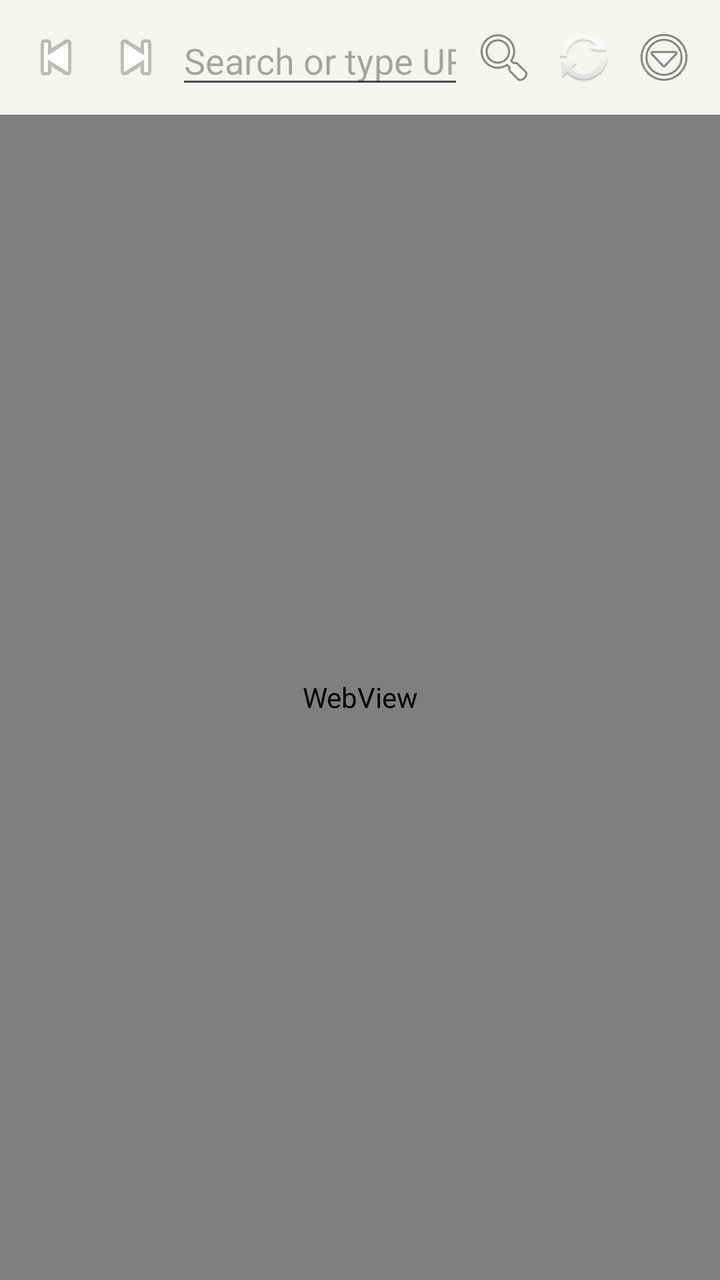
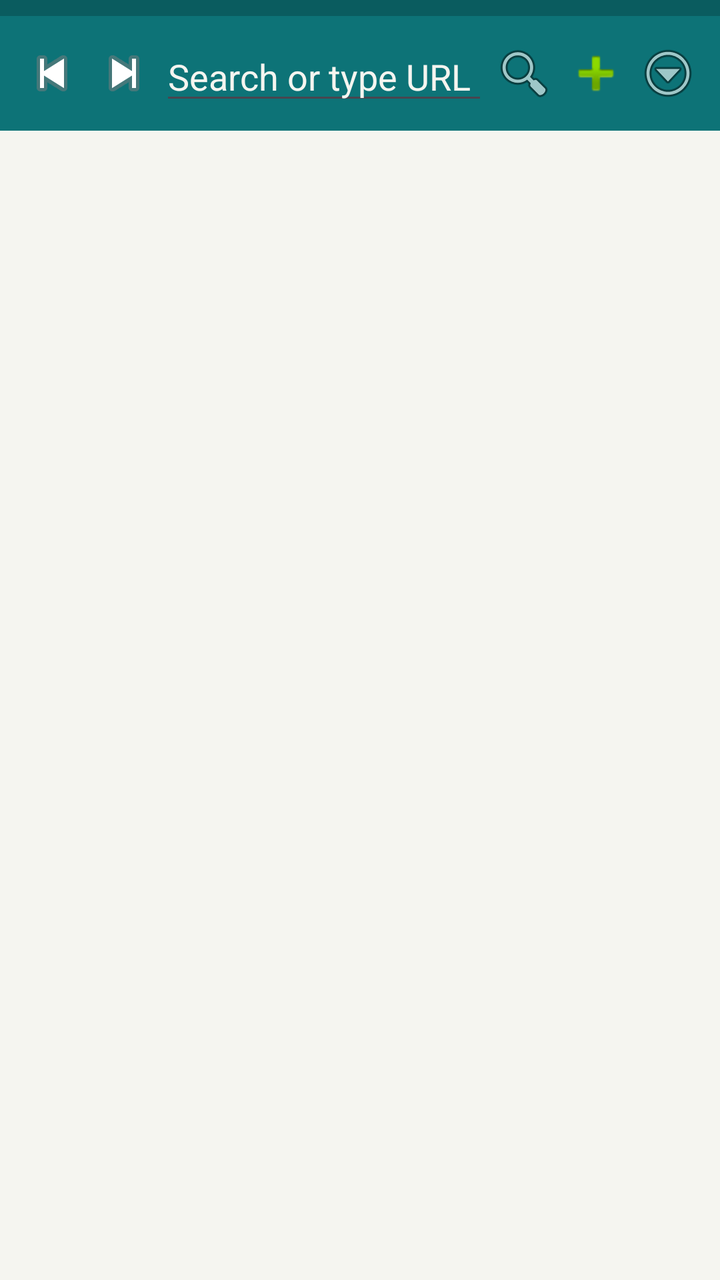

An Android layout rendered at two revisions. The XML below is the earlier revision; the diff shows what the commit changed to produce the second picture.
<!-- AndroidManifest.xml: application theme Theme.MyBrowser -->
<!-- res/layout/activity_main.xml -->
<?xml version="1.0" encoding="utf-8"?>
<LinearLayout xmlns:android="http://schemas.android.com/apk/res/android"
    android:layout_width="match_parent"
    android:layout_height="match_parent"
    android:orientation="vertical">

    <LinearLayout
        android:layout_width="match_parent"
        android:layout_height="wrap_content"
        android:orientation="horizontal"
        android:padding="8dp"
        android:gravity="center_vertical">

        <ImageButton
            android:id="@+id/btnBack"
            android:layout_width="40dp"
            android:layout_height="40dp"
            android:background="@android:color/transparent"
            android:src="@android:drawable/ic_media_previous" />

        <ImageButton
            android:id="@+id/btnForward"
            android:layout_width="40dp"
            android:layout_height="40dp"
            android:background="@android:color/transparent"
            android:src="@android:drawable/ic_media_next" />

        <EditText
            android:id="@+id/etUrl"
            android:layout_width="0dp"
            android:layout_height="wrap_content"
            android:layout_weight="1"
            android:hint="Search or type URL"
            android:inputType="textUri"
            android:singleLine="true"
            android:imeOptions="actionGo" />

        <ImageButton
            android:id="@+id/btnGo"
            android:layout_width="40dp"
            android:layout_height="40dp"
            android:background="@android:color/transparent"
            android:src="@android:drawable/ic_menu_search" />

        <ImageButton
            android:id="@+id/btnRefresh"
            android:layout_width="40dp"
            android:layout_height="40dp"
            android:background="@android:color/transparent"
            android:src="@android:drawable/ic_popup_sync" />

        <ImageButton
            android:id="@+id/btnMenu"
            android:layout_width="40dp"
            android:layout_height="40dp"
            android:background="@android:color/transparent"
            android:src="@android:drawable/ic_menu_more" />

    </LinearLayout>

    <ProgressBar
        android:id="@+id/progressBar"
        style="?android:attr/progressBarStyleHorizontal"
        android:layout_width="match_parent"
        android:layout_height="4dp"
        android:max="100"
        android:visibility="gone" />

    <WebView
        android:id="@+id/webView"
        android:layout_width="match_parent"
        android:layout_height="match_parent" />

</LinearLayout>
<!-- resources referenced by this layout -->
<resources>
  <style name="Theme.MyBrowser" parent="Theme.Material3.DayNight.NoActionBar">
          <item name="colorPrimary">@color/teal_primary</item>
          <item name="colorPrimaryDark">@color/teal_dark</item>
          <item name="colorAccent">@color/coral_accent</item>
          <item name="android:windowBackground">@color/off_white</item>
          <item name="android:statusBarColor">@color/teal_dark</item>
      </style>
  <color name="teal_primary">#0D7377</color>
  <color name="teal_dark">#0A5C5F</color>
  <color name="coral_accent">#FF6B6B</color>
  <color name="off_white">#F5F5F0</color>
</resources>

<!-- the commit's change to res/layout/activity_main.xml (unified diff, before → after) -->
@@ -2,26 +2,42 @@
 <LinearLayout xmlns:android="http://schemas.android.com/apk/res/android"
     android:layout_width="match_parent"
     android:layout_height="match_parent"
-    android:orientation="vertical">
+    android:orientation="vertical"
+    android:background="@color/off_white">
+
+    <HorizontalScrollView
+        android:layout_width="match_parent"
+        android:layout_height="wrap_content"
+        android:background="@color/teal_dark">
+
+        <LinearLayout
+            android:id="@+id/tabStrip"
+            android:layout_width="wrap_content"
+            android:layout_height="wrap_content"
+            android:orientation="horizontal"
+            android:padding="4dp" />
+
+    </HorizontalScrollView>
 
     <LinearLayout
         android:layout_width="match_parent"
         android:layout_height="wrap_content"
         android:orientation="horizontal"
         android:padding="8dp"
-        android:gravity="center_vertical">
+        android:gravity="center_vertical"
+        android:background="@color/teal_primary">
 
         <ImageButton
             android:id="@+id/btnBack"
-            android:layout_width="40dp"
-            android:layout_height="40dp"
+            android:layout_width="36dp"
+            android:layout_height="36dp"
             android:background="@android:color/transparent"
             android:src="@android:drawable/ic_media_previous" />
 
         <ImageButton
             android:id="@+id/btnForward"
-            android:layout_width="40dp"
-            android:layout_height="40dp"
+            android:layout_width="36dp"
+            android:layout_height="36dp"
             android:background="@android:color/transparent"
             android:src="@android:drawable/ic_media_next" />
 
@@ -31,28 +47,30 @@
             android:layout_height="wrap_content"
             android:layout_weight="1"
             android:hint="Search or type URL"
+            android:textColorHint="@color/off_white"
+            android:textColor="@android:color/white"
             android:inputType="textUri"
             android:singleLine="true"
             android:imeOptions="actionGo" />
 
         <ImageButton
             android:id="@+id/btnGo"
-            android:layout_width="40dp"
-            android:layout_height="40dp"
+            android:layout_width="36dp"
+            android:layout_height="36dp"
             android:background="@android:color/transparent"
             android:src="@android:drawable/ic_menu_search" />
 
         <ImageButton
-            android:id="@+id/btnRefresh"
-            android:layout_width="40dp"
-            android:layout_height="40dp"
+            android:id="@+id/btnNewTab"
+            android:layout_width="36dp"
+            android:layout_height="36dp"
             android:background="@android:color/transparent"
-            android:src="@android:drawable/ic_popup_sync" />
+            android:src="@android:drawable/ic_input_add" />
 
         <ImageButton
             android:id="@+id/btnMenu"
-            android:layout_width="40dp"
-            android:layout_height="40dp"
+            android:layout_width="36dp"
+            android:layout_height="36dp"
             android:background="@android:color/transparent"
             android:src="@android:drawable/ic_menu_more" />
 
@@ -66,8 +84,8 @@
         android:max="100"
         android:visibility="gone" />
 
-    <WebView
-        android:id="@+id/webView"
+    <FrameLayout
+        android:id="@+id/webViewContainer"
         android:layout_width="match_parent"
         android:layout_height="match_parent" />
 
<!-- resource entries referenced after the edit -->
@@ -1,5 +1,8 @@
 <!-- resources referenced by this layout -->
 <resources>
+  <color name="off_white">#F5F5F0</color>
+  <color name="teal_dark">#0A5C5F</color>
+  <color name="teal_primary">#0D7377</color>
   <style name="Theme.MyBrowser" parent="Theme.Material3.DayNight.NoActionBar">
           <item name="colorPrimary">@color/teal_primary</item>
           <item name="colorPrimaryDark">@color/teal_dark</item>
@@ -7,9 +10,6 @@
           <item name="android:windowBackground">@color/off_white</item>
           <item name="android:statusBarColor">@color/teal_dark</item>
       </style>
-  <color name="teal_primary">#0D7377</color>
-  <color name="teal_dark">#0A5C5F</color>
   <color name="coral_accent">#FF6B6B</color>
-  <color name="off_white">#F5F5F0</color>
 </resources>
 
